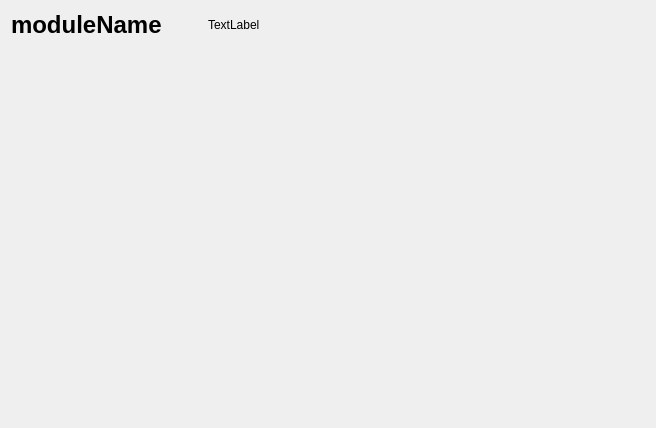
This is frappy/gui/ui/modulewidget.ui in SampleEnvironment/frappy as Qt 5 draws it before an edit. The edited form follows.
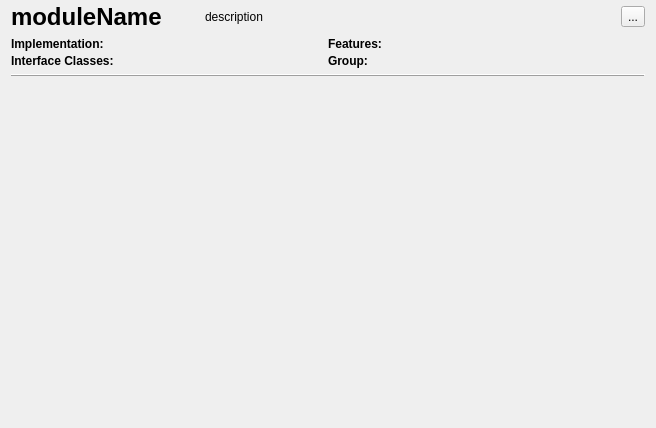
This is the edited form. Icons and pictures are not drawn.

```diff
--- a/frappy/gui/ui/modulewidget.ui
+++ b/frappy/gui/ui/modulewidget.ui
@@ -13,9 +13,15 @@
   <property name="windowTitle">
    <string>Form</string>
   </property>
-  <layout class="QGridLayout" name="gridLayout_2">
-   <item row="0" column="0">
-    <layout class="QHBoxLayout" name="horizontalLayout" stretch="1,1,10,0">
+  <layout class="QVBoxLayout" name="verticalLayout">
+   <property name="topMargin">
+    <number>3</number>
+   </property>
+   <property name="bottomMargin">
+    <number>6</number>
+   </property>
+   <item>
+    <layout class="QHBoxLayout" name="horizontalLayout" stretch="1,1,10,0,0">
      <item>
       <widget class="QLabel" name="moduleName">
        <property name="font">
@@ -28,6 +34,9 @@
        <property name="text">
         <string>moduleName</string>
        </property>
+       <property name="alignment">
+        <set>Qt::AlignLeading|Qt::AlignLeft|Qt::AlignTop</set>
+       </property>
       </widget>
      </item>
      <item>
@@ -46,7 +55,10 @@
      <item>
       <widget class="QLabel" name="moduleDescription">
        <property name="text">
-        <string>TextLabel</string>
+        <string>description</string>
+       </property>
+       <property name="alignment">
+        <set>Qt::AlignLeading|Qt::AlignLeft|Qt::AlignVCenter</set>
        </property>
        <property name="wordWrap">
         <bool>true</bool>
@@ -66,12 +78,132 @@
        </property>
       </spacer>
      </item>
+     <item>
+      <widget class="QToolButton" name="showDetailsBtn">
+       <property name="text">
+        <string>...</string>
+       </property>
+       <property name="icon">
+        <iconset resource="../../../resources/frappy-gui.qrc">
+         <normaloff>:/icons/details</normaloff>:/icons/details</iconset>
+       </property>
+      </widget>
+     </item>
     </layout>
    </item>
-   <item row="1" column="0">
+   <item>
+    <widget class="QWidget" name="infoGrid" native="true">
+     <layout class="QGridLayout" name="infoGrid_0">
+      <property name="leftMargin">
+       <number>0</number>
+      </property>
+      <property name="topMargin">
+       <number>0</number>
+      </property>
+      <property name="rightMargin">
+       <number>0</number>
+      </property>
+      <property name="bottomMargin">
+       <number>0</number>
+      </property>
+      <property name="horizontalSpacing">
+       <number>0</number>
+      </property>
+      <property name="verticalSpacing">
+       <number>3</number>
+      </property>
+      <item row="0" column="0">
+       <layout class="QHBoxLayout" name="horizontalLayout_2">
+        <item>
+         <widget class="QLabel" name="label">
+          <property name="text">
+           <string>&lt;b&gt;Implementation:&lt;/b&gt;</string>
+          </property>
+          <property name="textFormat">
+           <enum>Qt::RichText</enum>
+          </property>
+         </widget>
+        </item>
+        <item>
+         <widget class="QLabel" name="implementationInfo">
+          <property name="text">
+           <string>&lt;impl&gt;</string>
+          </property>
+         </widget>
+        </item>
+       </layout>
+      </item>
+      <item row="0" column="1">
+       <layout class="QHBoxLayout" name="horizontalLayout_3">
+        <item>
+         <widget class="QLabel" name="label_4">
+          <property name="text">
+           <string>&lt;b&gt;Features:&lt;/b&gt;</string>
+          </property>
+         </widget>
+        </item>
+        <item>
+         <widget class="QLabel" name="featuresInfo">
+          <property name="text">
+           <string>&lt;features&gt;</string>
+          </property>
+         </widget>
+        </item>
+       </layout>
+      </item>
+      <item row="1" column="0">
+       <layout class="QHBoxLayout" name="horizontalLayout_4">
+        <item>
+         <widget class="QLabel" name="label_6">
+          <property name="text">
+           <string>&lt;b&gt;Interface Classes:&lt;/b&gt;</string>
+          </property>
+         </widget>
+        </item>
+        <item>
+         <widget class="QLabel" name="interfaceClassesInfo">
+          <property name="text">
+           <string>&lt;interfaces&gt;</string>
+          </property>
+         </widget>
+        </item>
+       </layout>
+      </item>
+      <item row="1" column="1">
+       <layout class="QHBoxLayout" name="horizontalLayout_5">
+        <item>
+         <widget class="QLabel" name="label_8">
+          <property name="text">
+           <string>&lt;b&gt;Group:&lt;/b&gt;</string>
+          </property>
+         </widget>
+        </item>
+        <item>
+         <widget class="QLabel" name="groupInfo">
+          <property name="text">
+           <string>&lt;group&gt;</string>
+          </property>
+         </widget>
+        </item>
+       </layout>
+      </item>
+     </layout>
+    </widget>
+   </item>
+   <item>
     <layout class="QGridLayout" name="moduleDisplay"/>
    </item>
-   <item row="2" column="0">
+   <item>
+    <widget class="QFrame" name="frame">
+     <property name="frameShape">
+      <enum>QFrame::HLine</enum>
+     </property>
+     <property name="frameShadow">
+      <enum>QFrame::Raised</enum>
+     </property>
+    </widget>
+   </item>
+   <item>
     <spacer name="verticalSpacer">
      <property name="orientation">
       <enum>Qt::Vertical</enum>
```
Left out of the diff: 4 changed lines with no effect on the pictures.
